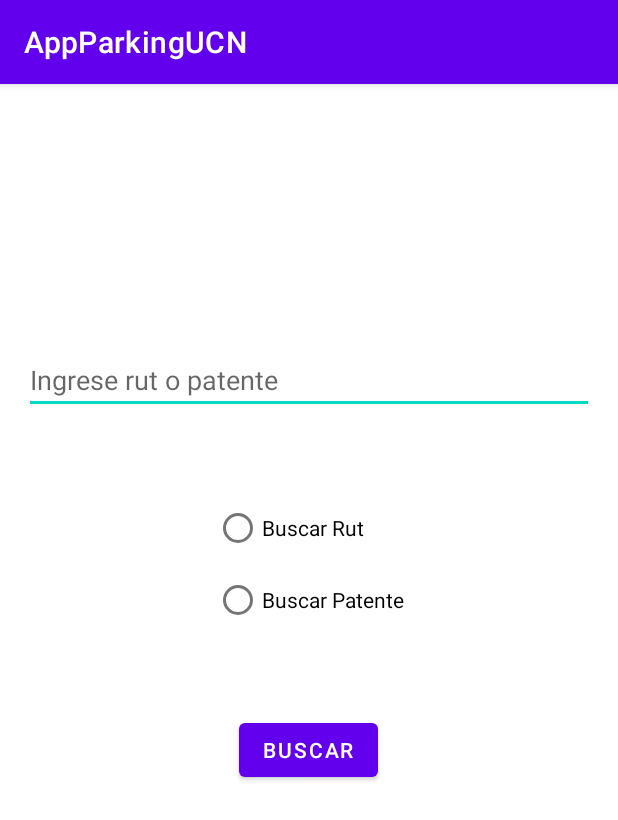
After one commit to HyperCC/ParkingUCN, an Android app: the fragment BuscarInicio shown on its own in the app's theme, on a phone screen of 412 x 824 dp. The commit adds this screen. Shown: the top 820 px of the screen. Run offline under Robolectric (Android 15) with nearby library versions, the phone set to English and light mode, and no system bars.

Commit message:
feat(APP): add BuscarInicio as layout fragment

```diff
--- /dev/null
+++ b/App/app/src/main/java/cl/ucn/disc/pdis/appparkingucn/fragment/BuscarInicio.java
@@ -0,0 +1,28 @@
+package cl.ucn.disc.pdis.appparkingucn.fragment;
+
+import android.os.Bundle;
+
+import androidx.fragment.app.Fragment;
+
+import android.view.LayoutInflater;
+import android.view.View;
+import android.view.ViewGroup;
+
+import cl.ucn.disc.pdis.appparkingucn.R;
+
+/**
+ * A simple {@link Fragment} subclass.
+ */
+public class BuscarInicio extends Fragment {
+
+    public BuscarInicio() {
+        // Required empty public constructor
+    }
+
+    @Override
+    public View onCreateView(LayoutInflater inflater, ViewGroup container,
+                             Bundle savedInstanceState) {
+        // Inflate the layout for this fragment
+        return inflater.inflate(R.layout.fragment_buscar_inicio, container, false);
+    }
+}
--- a/App/app/src/main/res/layout/activity_buscar.xml
+++ b/App/app/src/main/res/layout/activity_buscar.xml
@@ -59,6 +59,11 @@
         android:id="@+id/contenedorFragments"
         android:layout_width="match_parent"
         android:layout_height="match_parent"
-        android:layout_margin="5dp"/>
+        android:layout_margin="5dp"
+        app:layout_constraintBottom_toBottomOf="parent"
+        app:layout_constraintEnd_toEndOf="parent"
+        app:layout_constraintStart_toStartOf="parent"
+        app:layout_constraintTop_toTopOf="parent"
+        app:layout_constraintVertical_bias="1.0" />
 
 </androidx.constraintlayout.widget.ConstraintLayout>
--- /dev/null
+++ b/App/app/src/main/res/layout/fragment_buscar_inicio.xml
@@ -0,0 +1,61 @@
+<?xml version="1.0" encoding="utf-8"?>
+<FrameLayout xmlns:android="http://schemas.android.com/apk/res/android"
+
+    xmlns:app="http://schemas.android.com/apk/res-auto"
+    xmlns:tools="http://schemas.android.com/tools"
+    android:layout_width="match_parent"
+    android:layout_height="match_parent"
+    tools:context=".fragment.BuscarInicio">
+
+    <androidx.constraintlayout.widget.ConstraintLayout
+        android:layout_width="match_parent"
+        android:layout_height="match_parent">
+
+        <EditText
+            android:id="@+id/editText"
+            android:layout_width="match_parent"
+            android:layout_height="wrap_content"
+            android:layout_margin="16dp"
+            android:hint="Ingrese rut o patente"
+            android:inputType="text"
+            app:layout_constraintBottom_toBottomOf="parent"
+            app:layout_constraintEnd_toEndOf="parent"
+            app:layout_constraintStart_toStartOf="parent"
+            app:layout_constraintTop_toTopOf="parent"
+            app:layout_constraintVertical_bias="0.23" />
+
+        <RadioGroup
+            android:id="@+id/seleccion"
+            android:layout_width="wrap_content"
+            android:layout_height="wrap_content"
+            app:layout_constraintBottom_toTopOf="@+id/botonBuscar"
+            app:layout_constraintEnd_toEndOf="parent"
+            app:layout_constraintStart_toStartOf="parent"
+            app:layout_constraintTop_toBottomOf="@+id/editText">
+
+            <RadioButton
+                android:id="@+id/botonRut"
+                android:layout_width="match_parent"
+                android:layout_height="wrap_content"
+                android:text="Buscar Rut" />
+
+            <RadioButton
+                android:id="@+id/botonPatente"
+                android:layout_width="match_parent"
+                android:layout_height="wrap_content"
+                android:text="Buscar Patente" />
+        </RadioGroup>
+
+        <Button
+            android:id="@+id/botonBuscar"
+            android:layout_width="wrap_content"
+            android:layout_height="wrap_content"
+            android:layout_marginBottom="300dp"
+            android:text="Buscar"
+            app:layout_constraintBottom_toBottomOf="parent"
+            app:layout_constraintEnd_toEndOf="parent"
+            app:layout_constraintHorizontal_bias="0.498"
+            app:layout_constraintStart_toStartOf="parent" />
+
+    </androidx.constraintlayout.widget.ConstraintLayout>
+</FrameLayout>
```
